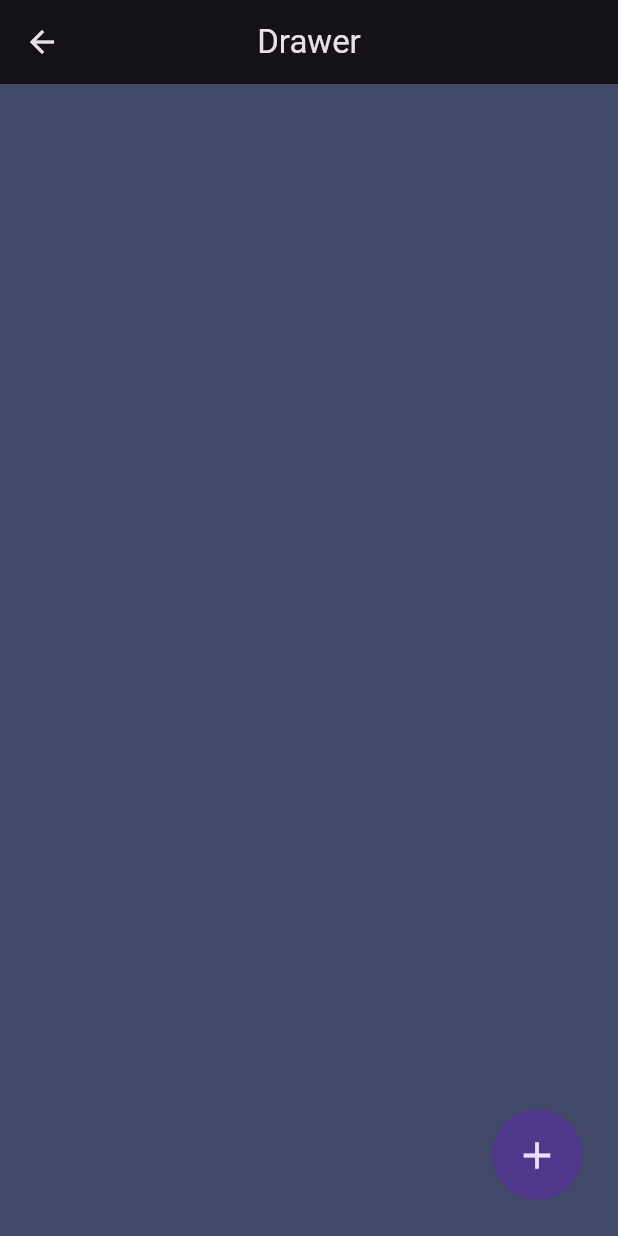
After one commit to srpallab/flutter-animation, a Flutter app: the screen it shows after launch, after a tap on "3D Drawer", on a phone screen of 412 x 824 dp. The commit adds this screen. Run offline on Flutter 3.47's test engine with Material 3 defaults, Android fonts, the light colour scheme and no system bars; our stand-ins replace get.

Commit message:
3D Drawer Animation.
TODO: FIX onHorizontalDragEnd functionality.

```diff
--- a/lib/app/modules/example_two/extensions/delayed.dart
+++ /dev/null
@@ -1,3 +0,0 @@
-extension on Function {
-  Future<void> delayed(Duration duration) => Future.delayed(duration);
-}
--- a/lib/app/modules/home/views/home_view.dart
+++ b/lib/app/modules/home/views/home_view.dart
@@ -15,6 +15,7 @@ class HomeView extends GetView<HomeController> {
         child: GridView.count(
           crossAxisCount: 3,
           crossAxisSpacing: 8,
+          mainAxisSpacing: 7,
           children: [
             ElevatedButton(
               onPressed: () {
@@ -38,19 +39,28 @@ class HomeView extends GetView<HomeController> {
               onPressed: () {
                 Get.toNamed(Routes.EXAMPLE_HERO_ANIMATION);
               },
-              child: Text("Hero Animation"),
+              child: Text("Hero Animation", textAlign: TextAlign.center),
             ),
             ElevatedButton(
               onPressed: () {
                 Get.toNamed(Routes.EXAMPLE_IMPLICIT_ANIMATION);
               },
-              child: Text("Implicit Animation"),
+              child: Text("Implicit Animation", textAlign: TextAlign.center),
             ),
             ElevatedButton(
               onPressed: () {
                 Get.toNamed(Routes.CUSTOM_PAINTER_POLYGONS);
               },
-              child: Text("Custom Painter and Polygons"),
+              child: Text(
+                "Custom Painter and Polygons",
+                textAlign: TextAlign.center,
+              ),
+            ),
+            ElevatedButton(
+              onPressed: () {
+                Get.toNamed(Routes.THREE_D_DRAWER);
+              },
+              child: Text("3D Drawer"),
             ),
           ],
         ),
--- /dev/null
+++ b/lib/app/modules/three_d_drawer/bindings/three_d_drawer_binding.dart
@@ -0,0 +1,12 @@
+import 'package:get/get.dart';
+
+import '../controllers/three_d_drawer_controller.dart';
+
+class ThreeDDrawerBinding extends Bindings {
+  @override
+  void dependencies() {
+    Get.lazyPut<ThreeDDrawerController>(
+      () => ThreeDDrawerController(),
+    );
+  }
+}
--- /dev/null
+++ b/lib/app/modules/three_d_drawer/controllers/three_d_drawer_controller.dart
@@ -0,0 +1,16 @@
+import 'package:flutter/material.dart';
+import 'package:get/get.dart';
+
+class ThreeDDrawerController extends GetxController
+    with GetSingleTickerProviderStateMixin {
+  final RxBool isOpened = false.obs;
+  final RxDouble height = 0.0.obs;
+  final RxDouble width = 0.0.obs;
+  final Rx<Curve> curve = Rx(Curves.bounceIn);
+
+  void changeHeight() {
+    isOpened.value = !isOpened.value;
+    height.value = isOpened.value ? 400.0 : 0.0;
+    width.value = isOpened.value ? 400.0 : 0.0;
+  }
+}
--- /dev/null
+++ b/lib/app/modules/three_d_drawer/views/three_d_drawer_view.dart
@@ -0,0 +1,58 @@
+import 'package:flutter/material.dart';
+import 'package:flutter_animation/app/modules/three_d_drawer/widgets/my_drawer.dart';
+import 'package:get/get.dart';
+
+import '../controllers/three_d_drawer_controller.dart';
+
+class ThreeDDrawerView extends GetView<ThreeDDrawerController> {
+  const ThreeDDrawerView({super.key});
+
+  @override
+  Widget build(BuildContext context) {
+    return MyDrawer(
+      drawer: Material(
+        child: Container(
+          color: const Color(0xff24283b),
+          child: ListView.builder(
+            itemCount: 20,
+            padding: const EdgeInsets.only(left: 80, top: 100),
+            itemBuilder: (context, index) {
+              return ListTile(title: Text("Item $index"));
+            },
+          ),
+        ),
+      ),
+      child: Scaffold(
+        appBar: AppBar(title: Text("Drawer"), centerTitle: true),
+        body: Container(
+          color: Color(0xff414868),
+          child: Column(
+            mainAxisAlignment: .end,
+            children: [
+              Obx(() {
+                return AnimatedAlign(
+                  duration: const Duration(milliseconds: 590),
+                  alignment: controller.isOpened.value
+                      ? Alignment.center
+                      : Alignment.centerRight,
+                  child: AnimatedContainer(
+                    transformAlignment: Alignment.centerLeft,
+                    duration: Duration(milliseconds: 590),
+                    decoration: BoxDecoration(color: Colors.red),
+                    height: controller.height.value,
+                    width: controller.width.value,
+                    child: Text("New "),
+                  ),
+                );
+              }),
+            ],
+          ),
+        ),
+        floatingActionButton: IconButton(
+          onPressed: controller.changeHeight,
+          icon: CircleAvatar(maxRadius: 30, child: Icon(Icons.add, size: 30)),
+        ),
+      ),
+    );
+  }
+}
--- /dev/null
+++ b/lib/app/modules/three_d_drawer/widgets/my_drawer.dart
@@ -0,0 +1,107 @@
+import 'dart:developer' show log;
+import 'dart:math' show pi;
+
+import 'package:flutter/material.dart';
+
+class MyDrawer extends StatefulWidget {
+  final Widget child;
+  final Widget drawer;
+  const MyDrawer({super.key, required this.child, required this.drawer});
+
+  @override
+  State<MyDrawer> createState() => _MyDrawerState();
+}
+
+class _MyDrawerState extends State<MyDrawer> with TickerProviderStateMixin {
+  late AnimationController xChildAnimCtl;
+  late Animation<double> xChildAnim;
+
+  late AnimationController xDrawerAnimCtl;
+  late Animation<double> xDrawerAnim;
+
+  @override
+  void initState() {
+    super.initState();
+    xChildAnimCtl = AnimationController(
+      vsync: this,
+      duration: Duration(seconds: 500),
+    );
+    xChildAnim = Tween<double>(begin: 0, end: -pi / 2).animate(xChildAnimCtl);
+
+    xDrawerAnimCtl = AnimationController(
+      vsync: this,
+      duration: Duration(seconds: 500),
+    );
+
+    xDrawerAnim = Tween<double>(
+      begin: pi / 2.7,
+      end: 0,
+    ).animate(xDrawerAnimCtl);
+  }
+
+  @override
+  void dispose() {
+    xChildAnimCtl.dispose();
+    xDrawerAnimCtl.dispose();
+    super.dispose();
+  }
+
+  @override
+  Widget build(BuildContext context) {
+    final double screenWidth = MediaQuery.of(context).size.width;
+    final double maxDrag = screenWidth * 0.85;
+
+    return GestureDetector(
+      onHorizontalDragUpdate: (details) {
+        xChildAnimCtl.value += details.delta.dx / maxDrag;
+        xDrawerAnimCtl.value += details.delta.dx / maxDrag;
+      },
+      onHorizontalDragEnd: (details) {
+        log(xChildAnimCtl.value.toString());
+        if (xChildAnimCtl.value < 0.5) {
+          xChildAnimCtl.reverse();
+          xDrawerAnimCtl.reverse();
+        } else {
+          xChildAnimCtl.forward();
+          xDrawerAnimCtl.forward();
+        }
+      },
+      child: AnimatedBuilder(
+        animation: Listenable.merge([xChildAnimCtl, xDrawerAnimCtl]),
+        builder: (context, child) {
+          return Stack(
+            children: [
+              Container(color: Color(0xFF1a1b26)),
+              Transform(
+                alignment: Alignment.centerLeft,
+                transform: Matrix4.identity()
+                  ..setEntry(3, 2, 0.001)
+                  ..translateByDouble(
+                    xChildAnimCtl.value * maxDrag,
+                    0.0,
+                    0.0,
+                    1.0,
+                  )
+                  ..rotateY(xChildAnim.value),
+                child: widget.child,
+              ),
+              Transform(
+                alignment: Alignment.centerRight,
+                transform: Matrix4.identity()
+                  ..setEntry(3, 2, 0.001)
+                  ..translateByDouble(
+                    -screenWidth + xDrawerAnimCtl.value * maxDrag,
+                    0.0,
+                    0.0,
+                    1.0,
+                  )
+                  ..rotateY(xDrawerAnim.value),
+                child: widget.drawer,
+              ),
+            ],
+          );
+        },
+      ),
+    );
+  }
+}
--- a/lib/app/routes/app_pages.dart
+++ b/lib/app/routes/app_pages.dart
@@ -14,6 +14,8 @@ import '../modules/example_two/bindings/example_two_binding.dart';
 import '../modules/example_two/views/example_two_view.dart';
 import '../modules/home/bindings/home_binding.dart';
 import '../modules/home/views/home_view.dart';
+import '../modules/three_d_drawer/bindings/three_d_drawer_binding.dart';
+import '../modules/three_d_drawer/views/three_d_drawer_view.dart';
 
 part 'app_routes.dart';
 
@@ -58,5 +60,10 @@ class AppPages {
       page: () => const CustomPainterPolygonsView(),
       binding: CustomPainterPolygonsBinding(),
     ),
+    GetPage(
+      name: _Paths.THREE_D_DRAWER,
+      page: () => const ThreeDDrawerView(),
+      binding: ThreeDDrawerBinding(),
+    ),
   ];
 }
--- a/lib/app/routes/app_routes.dart
+++ b/lib/app/routes/app_routes.dart
@@ -10,6 +10,7 @@ abstract class Routes {
   static const EXAMPLE_HERO_ANIMATION = _Paths.EXAMPLE_HERO_ANIMATION;
   static const EXAMPLE_IMPLICIT_ANIMATION = _Paths.EXAMPLE_IMPLICIT_ANIMATION;
   static const CUSTOM_PAINTER_POLYGONS = _Paths.CUSTOM_PAINTER_POLYGONS;
+  static const THREE_D_DRAWER = _Paths.THREE_D_DRAWER;
 }
 
 abstract class _Paths {
@@ -21,4 +22,5 @@ abstract class _Paths {
   static const EXAMPLE_HERO_ANIMATION = '/example-hero-animation';
   static const EXAMPLE_IMPLICIT_ANIMATION = '/example-implicit-animation';
   static const CUSTOM_PAINTER_POLYGONS = '/custom-painter-polygons';
+  static const THREE_D_DRAWER = '/three-d-drawer';
 }
```
